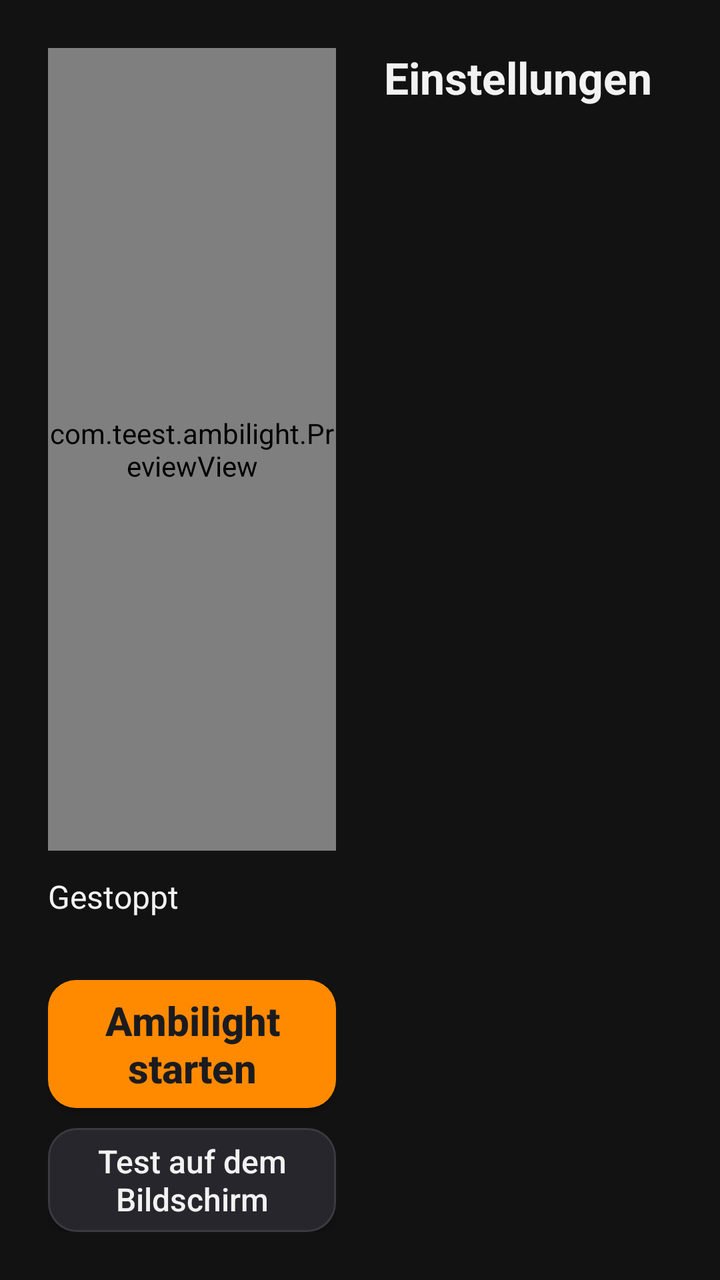
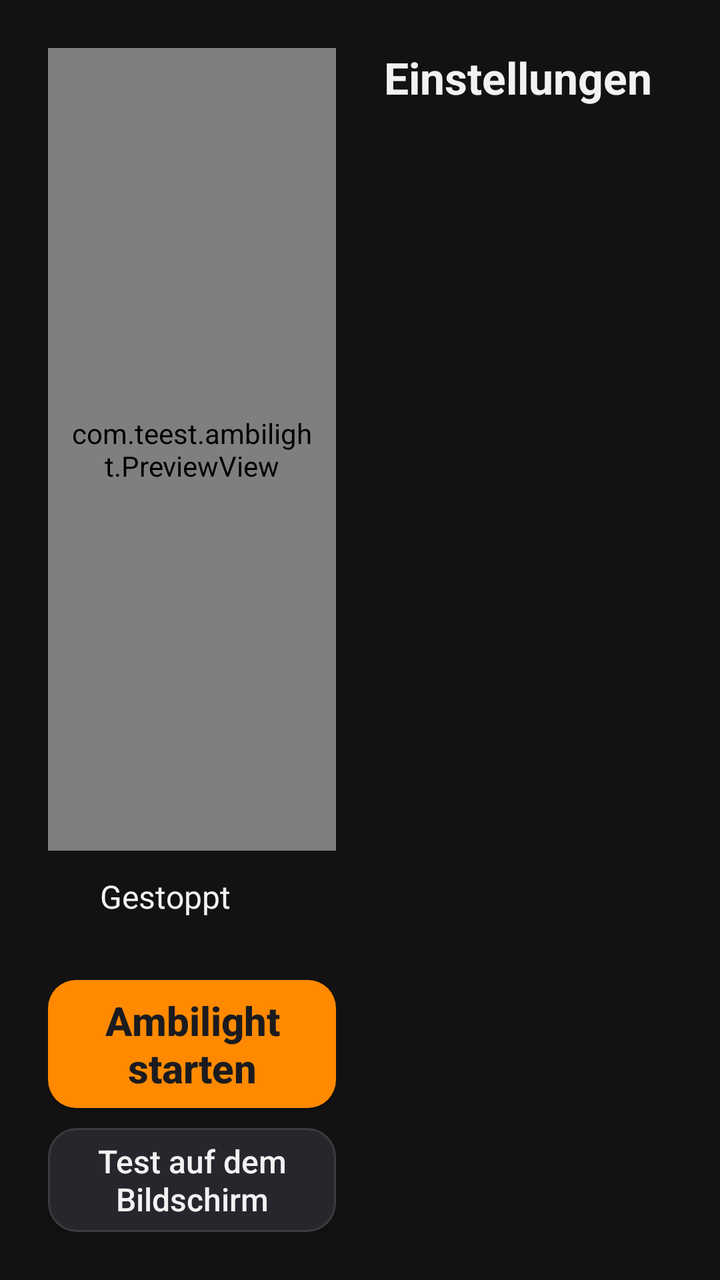

Two renders of the same Android screen: before a commit and after it. Below are the layout's source before the change and the commit's diff.
<!-- AndroidManifest.xml: application theme Theme.Ambilight -->
<!-- res/layout/activity_main.xml -->
<?xml version="1.0" encoding="utf-8"?>
<LinearLayout xmlns:android="http://schemas.android.com/apk/res/android"
    android:layout_width="match_parent"
    android:layout_height="match_parent"
    android:background="#121212"
    android:orientation="horizontal"
    android:padding="24dp">

    <LinearLayout
        android:layout_width="0dp"
        android:layout_height="match_parent"
        android:layout_marginEnd="24dp"
        android:layout_weight="5"
        android:orientation="vertical">

        <com.teest.ambilight.PreviewView
            android:id="@+id/preview"
            android:layout_width="match_parent"
            android:layout_height="0dp"
            android:layout_weight="1" />

        <TextView
            android:id="@+id/status"
            android:layout_width="match_parent"
            android:layout_height="wrap_content"
            android:layout_marginTop="12dp"
            android:layout_marginBottom="12dp"
            android:minLines="2"
            android:text="Gestoppt"
            android:textColor="#F2F2F2"
            android:textSize="16sp" />

        <Button
            android:id="@+id/btnToggle"
            android:layout_width="match_parent"
            android:layout_height="64dp"
            android:background="@drawable/btn_primary"
            android:text="Ambilight starten"
            android:textAllCaps="false"
            android:textColor="#1B1B1F"
            android:textSize="20sp"
            android:textStyle="bold" />

        <Button
            android:id="@+id/btnTest"
            android:layout_width="match_parent"
            android:layout_height="52dp"
            android:layout_marginTop="10dp"
            android:background="@drawable/tile_bg"
            android:text="Test auf dem Bildschirm"
            android:textAllCaps="false"
            android:textColor="#F2F2F2"
            android:textSize="16sp" />
    </LinearLayout>

    <LinearLayout
        android:layout_width="0dp"
        android:layout_height="match_parent"
        android:layout_weight="5"
        android:orientation="vertical">

        <TextView
            android:layout_width="match_parent"
            android:layout_height="wrap_content"
            android:layout_marginBottom="12dp"
            android:text="Einstellungen"
            android:textColor="#F2F2F2"
            android:textSize="22sp"
            android:textStyle="bold" />

        <ScrollView
            android:layout_width="match_parent"
            android:layout_height="0dp"
            android:layout_weight="1"
            android:background="#121212"
            android:clipToPadding="false"
            android:fillViewport="true"
            android:overScrollMode="never"
            android:scrollbars="none">

            <LinearLayout
                android:id="@+id/tiles"
                android:layout_width="match_parent"
                android:layout_height="wrap_content"
                android:background="#121212"
                android:orientation="vertical" />
        </ScrollView>
    </LinearLayout>
</LinearLayout>
<!-- resources referenced by this layout -->
<resources>
  <!-- drawable btn_primary (drawable) -->
  <?xml version="1.0" encoding="utf-8"?>
  <selector xmlns:android="http://schemas.android.com/apk/res/android">
      <item android:state_focused="true">
          <shape android:shape="rectangle">
              <solid android:color="#FFA033" />
              <stroke android:width="3dp" android:color="#FFFFFF" />
              <corners android:radius="14dp" />
          </shape>
      </item>
      <item android:state_pressed="true">
          <shape android:shape="rectangle">
              <solid android:color="#E07800" />
              <corners android:radius="14dp" />
          </shape>
      </item>
      <item>
          <shape android:shape="rectangle">
              <solid android:color="#FF8A00" />
              <corners android:radius="14dp" />
          </shape>
      </item>
  </selector>
  <!-- drawable tile_bg (drawable) -->
  <?xml version="1.0" encoding="utf-8"?>
  <selector xmlns:android="http://schemas.android.com/apk/res/android">
      <item android:state_focused="true">
          <shape android:shape="rectangle">
              <solid android:color="#34343C" />
              <stroke android:width="3dp" android:color="#FF8A00" />
              <corners android:radius="14dp" />
          </shape>
      </item>
      <item android:state_pressed="true">
          <shape android:shape="rectangle">
              <solid android:color="#3A3A42" />
              <corners android:radius="14dp" />
          </shape>
      </item>
      <item>
          <shape android:shape="rectangle">
              <solid android:color="#26262C" />
              <stroke android:width="1dp" android:color="#3A3A42" />
              <corners android:radius="14dp" />
          </shape>
      </item>
  </selector>
  <style name="Theme.Ambilight" parent="Theme.AppCompat.NoActionBar">
          <item name="colorPrimary">#FF8A00</item>
          <item name="colorPrimaryDark">#121212</item>
          <item name="colorAccent">#FF8A00</item>
          <item name="android:windowBackground">#121212</item>
          <item name="android:textColorPrimary">#F2F2F2</item>
          <item name="android:textColorSecondary">#B5B5B5</item>
      </style>
</resources>

<!-- the commit's change to res/layout/activity_main.xml (unified diff, before → after) -->
@@ -17,18 +17,34 @@
             android:id="@+id/preview"
             android:layout_width="match_parent"
             android:layout_height="0dp"
-            android:layout_weight="1" />
+            android:layout_weight="1"
+            android:background="@drawable/card_bg"
+            android:padding="10dp" />
 
-        <TextView
-            android:id="@+id/status"
+        <LinearLayout
             android:layout_width="match_parent"
             android:layout_height="wrap_content"
             android:layout_marginTop="12dp"
             android:layout_marginBottom="12dp"
-            android:minLines="2"
-            android:text="Gestoppt"
-            android:textColor="#F2F2F2"
-            android:textSize="16sp" />
+            android:gravity="center_vertical"
+            android:orientation="horizontal">
+
+            <View
+                android:id="@+id/statusDot"
+                android:layout_width="14dp"
+                android:layout_height="14dp"
+                android:layout_marginEnd="12dp" />
+
+            <TextView
+                android:id="@+id/status"
+                android:layout_width="0dp"
+                android:layout_height="wrap_content"
+                android:layout_weight="1"
+                android:minLines="2"
+                android:text="Gestoppt"
+                android:textColor="#F2F2F2"
+                android:textSize="16sp" />
+        </LinearLayout>
 
         <Button
             android:id="@+id/btnToggle"
@@ -59,14 +75,41 @@
         android:layout_weight="5"
         android:orientation="vertical">
 
-        <TextView
+        <LinearLayout
             android:layout_width="match_parent"
             android:layout_height="wrap_content"
             android:layout_marginBottom="12dp"
-            android:text="Einstellungen"
-            android:textColor="#F2F2F2"
-            android:textSize="22sp"
-            android:textStyle="bold" />
+            android:gravity="center_vertical"
+            android:orientation="horizontal">
+
+            <TextView
+                android:layout_width="0dp"
+                android:layout_height="wrap_content"
+                android:layout_weight="1"
+                android:text="Einstellungen"
+                android:textColor="#F2F2F2"
+                android:textSize="22sp"
+                android:textStyle="bold" />
+
+            <TextView
+                android:id="@+id/versionText"
+                android:layout_width="wrap_content"
+                android:layout_height="wrap_content"
+                android:textColor="#8A8A8F"
+                android:textSize="14sp" />
+        </LinearLayout>
+
+        <Button
+            android:id="@+id/btnUpdate"
+            android:layout_width="match_parent"
+            android:layout_height="56dp"
+            android:layout_marginBottom="8dp"
+            android:background="@drawable/btn_primary"
+            android:textAllCaps="false"
+            android:textColor="#1B1B1F"
+            android:textSize="16sp"
+            android:textStyle="bold"
+            android:visibility="gone" />
 
         <ScrollView
             android:layout_width="match_parent"
<!-- resource entries referenced after the edit -->
@@ -23,6 +23,12 @@
           </shape>
       </item>
   </selector>
+  <!-- drawable card_bg (drawable) -->
+  <?xml version="1.0" encoding="utf-8"?>
+  <shape xmlns:android="http://schemas.android.com/apk/res/android" android:shape="rectangle">
+      <solid android:color="#1C1C21" />
+      <corners android:radius="16dp" />
+  </shape>
   <!-- drawable tile_bg (drawable) -->
   <?xml version="1.0" encoding="utf-8"?>
   <selector xmlns:android="http://schemas.android.com/apk/res/android">
